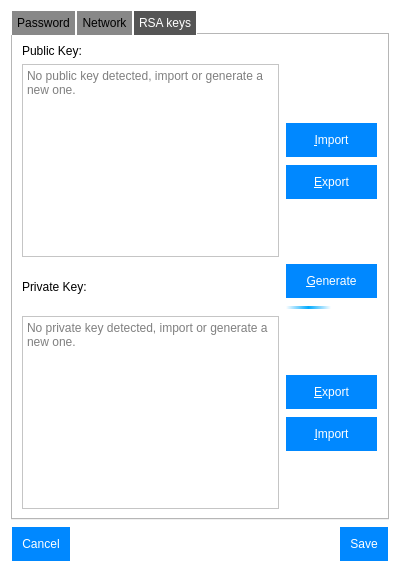
First picture: the form in src/settingswindow.ui, repository thomas-picariello/SDTP, before the edit.
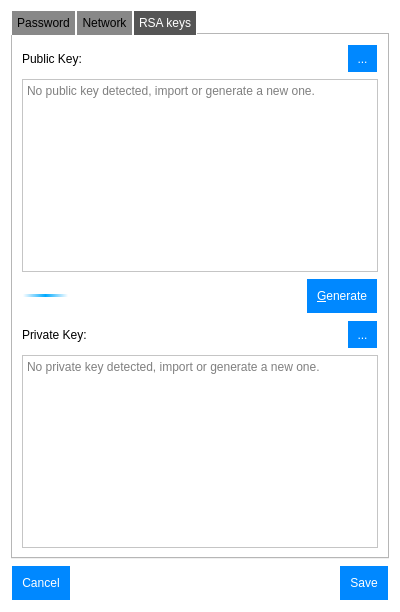
Second picture: the form after the edit. Icons and pictures are not drawn.

Commit message: Improved SettingsWindow RSA tab UI

Patch:
```diff
--- a/src/settingswindow.ui
+++ b/src/settingswindow.ui
@@ -51,6 +51,21 @@
 background-color:#07f;
 }
 
+/*QToolButton*/
+QToolButton{
+background-color:#08f;
+color:white;
+border:none;
+padding: 5;
+margin:1;
+}
+QToolButton::hover{
+background-color:#09f;
+}
+QToolButton::pressed{
+background-color:#07f;
+}
+
 /*QLineEdit*/
 QLineEdit{
 padding:5;
@@ -69,7 +84,25 @@
 QTabBar::tab::selected{
 background-color:#555;
 color:white;
-}</string>
+}
+
+/*QMenu*/
+QMenu{
+	padding: 1;
+	margin: 0;
+}
+QMenu::item{
+	padding: 10px 10px;
+}
+QMenu::item::selected{
+	color:white;
+	background-color:#09f;
+}
+QMenu::item::pressed{
+	color:white;
+	background-color:#07f;
+}
+</string>
   </property>
   <layout class="QVBoxLayout" name="verticalLayout_2">
    <item>
@@ -216,8 +249,42 @@
       <attribute name="title">
        <string>RSA keys</string>
       </attribute>
-      <layout class="QGridLayout" name="gridLayout_2">
-       <item row="1" column="0">
+      <layout class="QVBoxLayout" name="verticalLayout">
+       <item>
+        <layout class="QHBoxLayout" name="horizontalLayout">
+         <item>
+          <widget class="QLabel" name="rsa_pubkey_label">
+           <property name="text">
+            <string>Public Key:</string>
+           </property>
+           <property name="buddy">
+            <cstring>rsa_pubkey_input</cstring>
+           </property>
+          </widget>
+         </item>
+         <item>
+          <spacer name="horizontalSpacer">
+           <property name="orientation">
+            <enum>Qt::Horizontal</enum>
+           </property>
+           <property name="sizeHint" stdset="0">
+            <size>
+             <width>40</width>
+             <height>20</height>
+            </size>
+           </property>
+          </spacer>
+         </item>
+         <item>
+          <widget class="QToolButton" name="rsa_pubkey_opt_bt">
+           <property name="text">
+            <string>...</string>
+           </property>
+          </widget>
+         </item>
+        </layout>
+       </item>
+       <item>
         <widget class="QTextEdit" name="rsa_pubkey_input">
          <property name="enabled">
           <bool>true</bool>
@@ -242,146 +309,18 @@
          </property>
         </widget>
        </item>
-       <item row="2" column="0">
-        <widget class="QLabel" name="rsa_privkey_label">
-         <property name="text">
-          <string>Private Key:</string>
+       <item>
+        <layout class="QHBoxLayout" name="horizontalLayout_3">
+         <property name="topMargin">
+          <number>0</number>
          </property>
-         <property name="buddy">
-          <cstring>rsa_pubkey_input</cstring>
-         </property>
-        </widget>
-       </item>
-       <item row="0" column="0">
-        <widget class="QLabel" name="rsa_pubkey_label">
-         <property name="text">
-          <string>Public Key:</string>
-         </property>
-         <property name="buddy">
-          <cstring>rsa_pubkey_input</cstring>
-         </property>
-        </widget>
-       </item>
-       <item row="3" column="0">
-        <widget class="QTextEdit" name="rsa_privkey_input">
-         <property name="focusPolicy">
-          <enum>Qt::WheelFocus</enum>
-         </property>
-         <property name="tabChangesFocus">
-          <bool>true</bool>
-         </property>
-         <property name="acceptRichText">
-          <bool>false</bool>
-         </property>
-         <property name="placeholderText">
-          <string>No private key detected, import or generate a new one.</string>
-         </property>
-        </widget>
-       </item>
-       <item row="1" column="1">
-        <layout class="QVBoxLayout" name="verticalLayout_5">
-         <item>
-          <spacer name="verticalSpacer">
-           <property name="orientation">
-            <enum>Qt::Vertical</enum>
-           </property>
-           <property name="sizeHint" stdset="0">
-            <size>
-             <width>20</width>
-             <height>40</height>
-            </size>
-           </property>
-          </spacer>
-         </item>
-         <item>
-          <widget class="QPushButton" name="rsa_pub_import_bt">
-           <property name="text">
-            <string>&amp;Import</string>
-           </property>
-          </widget>
-         </item>
-         <item>
-          <widget class="QPushButton" name="rsa_pub_export_bt">
-           <property name="text">
-            <string>&amp;Export</string>
-           </property>
-          </widget>
-         </item>
-         <item>
-          <spacer name="verticalSpacer_2">
-           <property name="orientation">
-            <enum>Qt::Vertical</enum>
-           </property>
-           <property name="sizeHint" stdset="0">
-            <size>
-             <width>20</width>
-             <height>40</height>
-            </size>
-           </property>
-          </spacer>
-         </item>
-        </layout>
-       </item>
-       <item row="3" column="1">
-        <layout class="QVBoxLayout" name="verticalLayout_4">
-         <item>
-          <spacer name="verticalSpacer_3">
-           <property name="orientation">
-            <enum>Qt::Vertical</enum>
-           </property>
-           <property name="sizeHint" stdset="0">
-            <size>
-             <width>20</width>
-             <height>40</height>
-            </size>
-           </property>
-          </spacer>
-         </item>
-         <item>
-          <widget class="QPushButton" name="rsa_priv_export_bt">
-           <property name="text">
-            <string>&amp;Export</string>
-           </property>
-          </widget>
-         </item>
-         <item>
-          <widget class="QPushButton" name="rsa_priv_import_bt">
-           <property name="text">
-            <string>&amp;Import</string>
-           </property>
-          </widget>
-         </item>
-         <item>
-          <spacer name="verticalSpacer_4">
-           <property name="orientation">
-            <enum>Qt::Vertical</enum>
-           </property>
-           <property name="sizeHint" stdset="0">
-            <size>
-             <width>20</width>
-             <height>40</height>
-            </size>
-           </property>
-          </spacer>
-         </item>
-        </layout>
-       </item>
-       <item row="2" column="1">
-        <layout class="QVBoxLayout" name="verticalLayout_3">
-         <item>
-          <widget class="QPushButton" name="rsa_generate_bt">
-           <property name="text">
-            <string>&amp;Generate</string>
-           </property>
-          </widget>
-         </item>
          <item>
           <widget class="QProgressBar" name="rsa_generate_pb">
            <property name="enabled">
             <bool>true</bool>
            </property>
            <property name="sizePolicy">
-            <sizepolicy hsizetype="Minimum" vsizetype="Fixed">
+            <sizepolicy hsizetype="Maximum" vsizetype="Fixed">
              <horstretch>0</horstretch>
              <verstretch>0</verstretch>
             </sizepolicy>
@@ -412,16 +351,83 @@
            <property name="maximum">
             <number>0</number>
            </property>
-           <property name="value">
-            <number>-1</number>
+          </widget>
+         </item>
+         <item>
+          <spacer name="horizontalSpacer_3">
+           <property name="orientation">
+            <enum>Qt::Horizontal</enum>
            </property>
-           <property name="textVisible">
-            <bool>false</bool>
+           <property name="sizeType">
+            <enum>QSizePolicy::MinimumExpanding</enum>
            </property>
+           <property name="sizeHint" stdset="0">
+            <size>
+             <width>0</width>
+             <height>20</height>
+            </size>
+           </property>
+          </spacer>
+         </item>
+         <item>
+          <widget class="QPushButton" name="rsa_generate_bt">
+           <property name="text">
+            <string>&amp;Generate</string>
+           </property>
           </widget>
          </item>
         </layout>
        </item>
+       <item>
+        <layout class="QHBoxLayout" name="horizontalLayout_2">
+         <item>
+          <widget class="QLabel" name="rsa_privkey_label">
+           <property name="text">
+            <string>Private Key:</string>
+           </property>
+           <property name="buddy">
+            <cstring>rsa_pubkey_input</cstring>
+           </property>
+          </widget>
+         </item>
+         <item>
+          <spacer name="horizontalSpacer_2">
+           <property name="orientation">
+            <enum>Qt::Horizontal</enum>
+           </property>
+           <property name="sizeHint" stdset="0">
+            <size>
+             <width>40</width>
+             <height>20</height>
+            </size>
+           </property>
+          </spacer>
+         </item>
+         <item>
+          <widget class="QToolButton" name="rsa_privkey_opt_bt">
+           <property name="text">
+            <string>...</string>
+           </property>
+          </widget>
+         </item>
+        </layout>
+       </item>
+       <item>
+        <widget class="QTextEdit" name="rsa_privkey_input">
+         <property name="focusPolicy">
+          <enum>Qt::WheelFocus</enum>
+         </property>
+         <property name="tabChangesFocus">
+          <bool>true</bool>
+         </property>
+         <property name="acceptRichText">
+          <bool>false</bool>
+         </property>
+         <property name="placeholderText">
+          <string>No private key detected, import or generate a new one.</string>
+         </property>
+        </widget>
+       </item>
       </layout>
      </widget>
     </widget>
```
Left out of the diff: 6 changed lines with no effect on the pictures. The commit also changes 2 other files.
